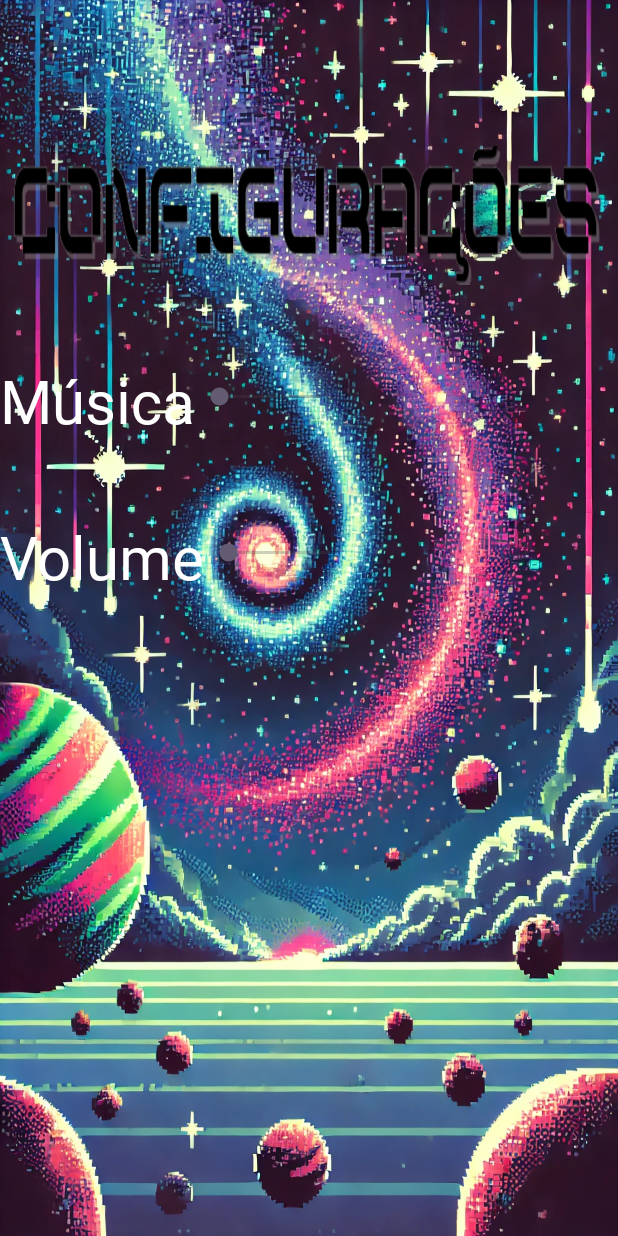
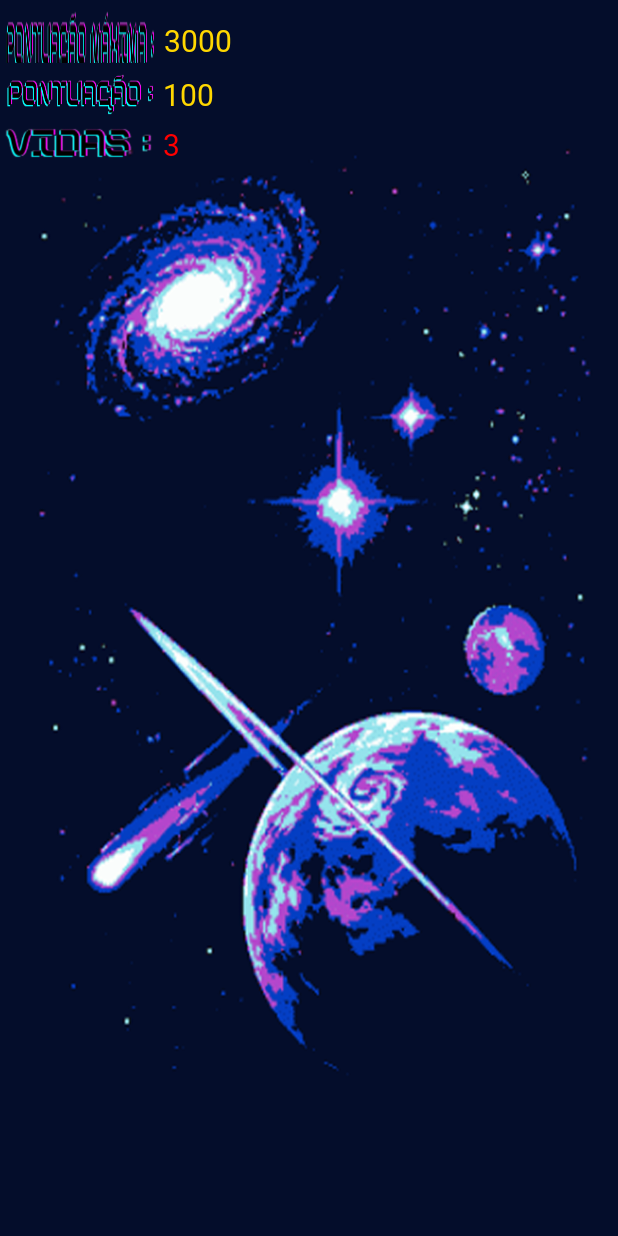
Before and after one commit to LuisAlveser/Jogo_educativo, an Android app: the Jogar screen opened directly, with no data from a screen before it, on a phone screen of 412 x 824 dp. Run offline under Robolectric (Android 15) with nearby library versions, the phone set to English and light mode, and no system bars.

Commit message:
Alteração dos botões e criação da tela do jogo

```diff
--- a/app/src/main/AndroidManifest.xml
+++ b/app/src/main/AndroidManifest.xml
@@ -13,7 +13,7 @@
         android:theme="@style/Theme.MyApplication"
         tools:targetApi="31">
         <activity
-            android:name=".Configuracao"
+            android:name=".Jogar"
             android:exported="false" />
         <activity
             android:name=".MainActivity"
--- a/app/src/main/java/com/example/myapplication/Configuracao.java
+++ b/app/src/main/java/com/example/myapplication/Jogar.java
@@ -8,13 +8,13 @@ import androidx.core.graphics.Insets;
 import androidx.core.view.ViewCompat;
 import androidx.core.view.WindowInsetsCompat;
 
-public class Configuracao extends AppCompatActivity {
+public class Jogar extends AppCompatActivity {
 
     @Override
     protected void onCreate(Bundle savedInstanceState) {
         super.onCreate(savedInstanceState);
         EdgeToEdge.enable(this);
-        setContentView(R.layout.activity_configuracao);
+        setContentView(R.layout.activity_tela_de_jogo);
         ViewCompat.setOnApplyWindowInsetsListener(findViewById(R.id.main), (v, insets) -> {
             Insets systemBars = insets.getInsets(WindowInsetsCompat.Type.systemBars());
             v.setPadding(systemBars.left, systemBars.top, systemBars.right, systemBars.bottom);
--- a/app/src/main/java/com/example/myapplication/MainActivity.java
+++ b/app/src/main/java/com/example/myapplication/MainActivity.java
@@ -3,7 +3,6 @@ package com.example.myapplication;
 import android.content.Intent;
 import android.os.Bundle;
 import android.view.View;
-import android.widget.Button;
 
 import androidx.activity.EdgeToEdge;
 import androidx.appcompat.app.AppCompatActivity;
@@ -16,9 +15,9 @@ public class MainActivity extends AppCompatActivity {
 
 
 
-    //Função para ir para as configs
-    public void config(View v){
-        Intent i =new Intent(this,Configuracao.class);
+    //Função para ir para
+    public void Jogar(View v){
+        Intent i =new Intent(this, Jogar.class);
         startActivity(i);
 
     }
--- a/app/src/main/res/layout/activity_configuracao.xml
+++ /dev/null
@@ -1,83 +0,0 @@
-<?xml version="1.0" encoding="utf-8"?>
-<LinearLayout xmlns:android="http://schemas.android.com/apk/res/android"
-    xmlns:app="http://schemas.android.com/apk/res-auto"
-    xmlns:tools="http://schemas.android.com/tools"
-    android:id="@+id/main"
-    android:layout_width="match_parent"
-    android:layout_height="match_parent"
-    tools:context=".Configuracao"
-    android:orientation="vertical"
-    android:background="@drawable/fundo"
-    >
-    <TextView
-        android:layout_marginTop="70dp"
-        android:layout_width="wrap_content"
-        android:layout_height="120dp"
-        android:layout_gravity="center"
-      android:background="@drawable/config"
-        android:textColor="@color/white"
-        android:textSize="50dp"
-
-
-        />
-
-    <LinearLayout
-        android:layout_width="match_parent"
-        android:layout_height="wrap_content"
-        android:orientation="horizontal"
-        android:layout_marginTop="50dp">
-
-
-        <TextView
-            android:id="@+id/seekBarValue"
-            android:layout_width="wrap_content"
-            android:layout_height="wrap_content"
-            android:text="Música"
-            android:textSize="40dp"
-            android:textColor="@color/white"
-            android:fontFamily="@font/commodore_pixeled"
-            />
-
-        <SeekBar
-            android:id="@+id/seekBar"
-            android:layout_width="100dp"
-            android:layout_height="50dp"
-
-        />
-
-
-
-    </LinearLayout>
-    <LinearLayout
-        android:layout_width="match_parent"
-        android:layout_height="wrap_content"
-        android:orientation="horizontal"
-      android:layout_marginTop="50dp"
-
-
-        >
-
-
-        <TextView
-            android:id="@+id/seekBarValue2"
-            android:layout_width="wrap_content"
-            android:layout_height="wrap_content"
-            android:text="Volume"
-            android:textSize="40dp"
-            android:textColor="@color/white"
-            android:fontFamily="@font/commodore_pixeled"
-            />
-
-        <SeekBar
-            android:id="@+id/seekBar2"
-            android:layout_width="100dp"
-            android:layout_height="50dp"
-
-            />
-
-
-
-    </LinearLayout>
-
-
-</LinearLayout>
--- a/app/src/main/res/layout/activity_main.xml
+++ b/app/src/main/res/layout/activity_main.xml
@@ -11,38 +11,39 @@
     >
 
     <TextView
-        android:layout_width="wrap_content"
-        android:layout_height="120dp"
+        android:layout_width="300dp"
+        android:layout_height="116dp"
         android:layout_gravity="center"
-        android:background="@drawable/nexus_logo"
+        android:layout_margin="40dp"
+        android:background="@drawable/nexus_final_logo"
         android:textColor="@color/white"
         android:textSize="100dp"
-        android:layout_margin="40dp"
 
 
         />
 
+
     <Button
         android:id="@+id/jogar"
-        android:layout_width="300dp"
-        android:layout_height="45dp"
-        android:layout_gravity="center"
-        android:layout_marginTop="70dp"
-        android:backgroundTint="@color/black"
-        android:fontFamily="@font/commodore_pixeled"
-
-        android:onClick="jogar"
-        android:text="Jogar"
-        android:textSize="20dp" />
-    <Button
-        android:id="@+id/config"
-        android:onClick="config"
+        android:onClick="Jogar"
         android:layout_width="300dp"
         android:layout_height="50dp"
         android:layout_gravity="center"
         android:layout_marginTop="70dp"
         android:backgroundTint="@color/black"
-        android:text="Configurações"
+        android:text="Jogar"
+        android:textSize="20dp"
+        android:fontFamily="@font/commodore_pixeled"
+        />
+    <Button
+        android:id="@+id/tutorial"
+        android:onClick="Tutorial"
+        android:layout_width="300dp"
+        android:layout_height="50dp"
+        android:layout_gravity="center"
+        android:layout_marginTop="70dp"
+        android:backgroundTint="@color/black"
+        android:text="Tutorial"
         android:textSize="20dp"
         android:fontFamily="@font/commodore_pixeled"
         />
--- /dev/null
+++ b/app/src/main/res/layout/activity_tela_de_jogo.xml
@@ -0,0 +1,104 @@
+<?xml version="1.0" encoding="utf-8"?>
+<LinearLayout xmlns:android="http://schemas.android.com/apk/res/android"
+    xmlns:app="http://schemas.android.com/apk/res-auto"
+    xmlns:tools="http://schemas.android.com/tools"
+    android:id="@+id/main"
+    android:layout_width="match_parent"
+    android:layout_height="match_parent"
+    tools:context=".Jogar"
+    android:orientation="vertical"
+    android:background="@drawable/fundo_2"
+    >
+
+    <LinearLayout
+        android:layout_width="match_parent"
+        android:layout_height="42dp"
+        android:orientation="horizontal"
+
+        >
+
+        <TextView
+            android:layout_width="100dp"
+            android:layout_height="50dp"
+            android:layout_marginLeft="4dp"
+            android:background="@drawable/pont_max_teste"
+
+            />
+
+        <TextView
+            android:layout_width="150dp"
+            android:layout_height="50dp"
+            android:layout_marginLeft="5dp"
+            android:layout_marginTop="13dp"
+            android:fontFamily="@font/commodore_pixeled"
+            android:text="3000"
+            android:textColor="@color/amarelo_ouro"
+            android:textSize="20dp"
+
+
+            />
+
+    </LinearLayout>
+
+    <LinearLayout
+        android:layout_width="match_parent"
+        android:layout_height="37dp"
+        android:orientation="horizontal"
+
+        >
+
+        <TextView
+            android:layout_width="100dp"
+            android:layout_height="30dp"
+            android:layout_marginLeft="3dp"
+            android:background="@drawable/pont_jogo"
+
+            />
+
+        <TextView
+            android:layout_width="150dp"
+            android:layout_height="50dp"
+            android:layout_marginLeft="5dp"
+            android:layout_marginTop="7dp"
+            android:fontFamily="@font/commodore_pixeled"
+            android:text="100"
+            android:textColor="@color/amarelo_ouro"
+            android:textSize="20dp"
+
+
+            />
+    </LinearLayout>
+
+    <LinearLayout
+        android:layout_width="match_parent"
+        android:layout_height="30dp"
+        android:orientation="horizontal"
+
+        >
+
+        <TextView
+            android:layout_width="100dp"
+            android:layout_height="20dp"
+            android:layout_marginLeft="3dp"
+            android:background="@drawable/vidas_teste"
+
+            />
+
+        <TextView
+            android:layout_width="150dp"
+            android:layout_height="50dp"
+            android:layout_marginLeft="5dp"
+            android:layout_marginTop="3dp"
+            android:fontFamily="@font/commodore_pixeled"
+            android:text="3"
+            android:textColor="@color/vermelho"
+            android:textSize="20dp"
+
+
+            />
+    </LinearLayout>
+
+
+
+
+</LinearLayout>
--- a/app/src/main/res/values/colors.xml
+++ b/app/src/main/res/values/colors.xml
@@ -2,4 +2,6 @@
 <resources>
     <color name="black">#FF000000</color>
     <color name="white">#FFFFFFFF</color>
+    <color name="vermelho">#FF0000</color>
+    <color name="amarelo_ouro">#FFD700</color>
 </resources>
```
Also changed, not shown: app/src/main/res/drawable/config.png (deleted), app/src/main/res/drawable/fundo_2.png (added), app/src/main/res/drawable/fundofase.jpg (added), app/src/main/res/drawable/jogar.png (deleted), app/src/main/res/drawable/nexus_final_logo.png (added), app/src/main/res/drawable/nexus_logo.png (deleted), app/src/main/res/drawable/pont_jogo.png (added), app/src/main/res/drawable/pont_max_teste.png (added), app/src/main/res/drawable/sair.png (deleted), app/src/main/res/drawable/vidas_teste.png (added).
